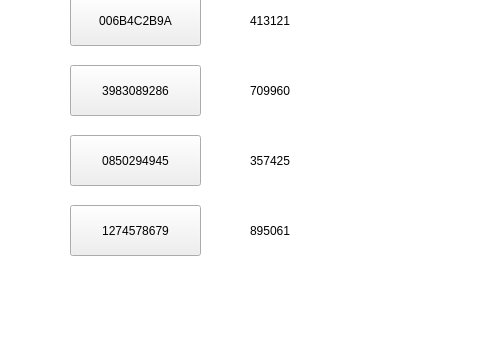
Qt form SmartCabinet/Device/devicesimulate.ui (birdman1992/SmartCabinet) before a commit; both pictures show x 0 to 480 and y 135 to 480 of the 640 by 480 pixel window.
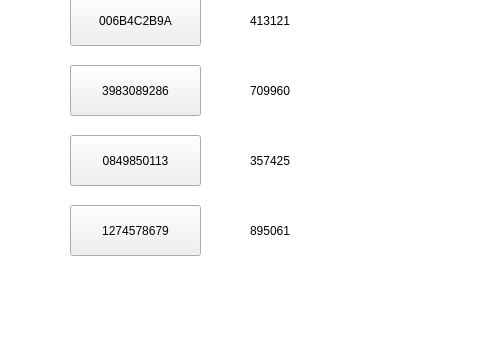
The same form after that commit.

Diff of the .ui file:
```diff
--- a/SmartCabinet/Device/devicesimulate.ui
+++ b/SmartCabinet/Device/devicesimulate.ui
@@ -104,7 +104,7 @@
         <enum>Qt::NoFocus</enum>
        </property>
        <property name="text">
-        <string>0850294945</string>
+        <string>0849850113</string>
        </property>
       </widget>
       <widget class="QPushButton" name="pushButton_4">
```
